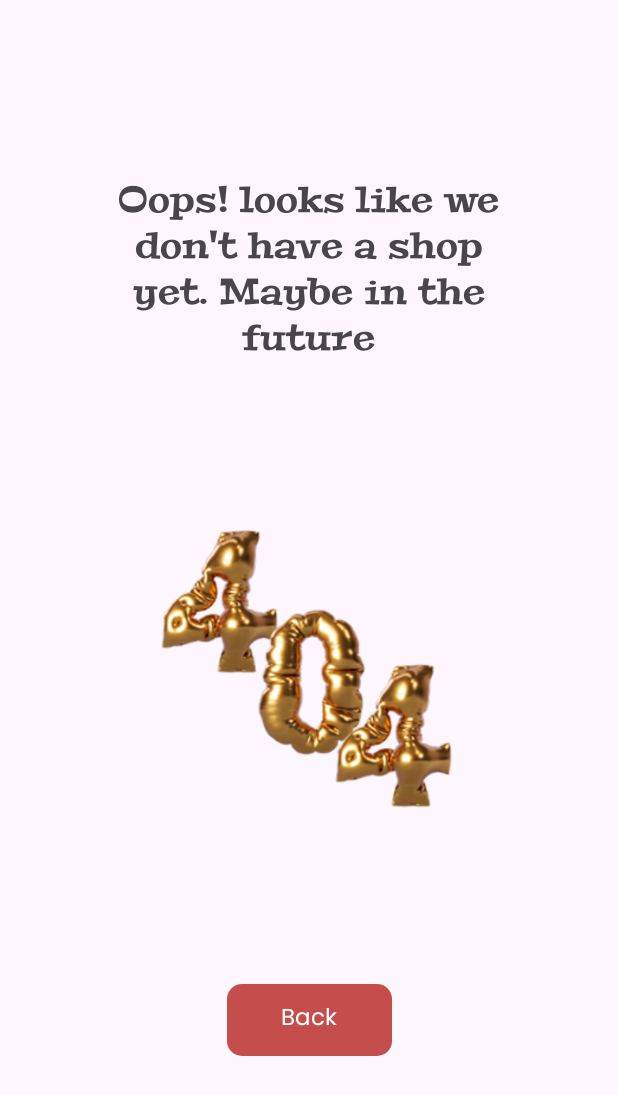
After one commit to ChiobiJason/TheOtherSide, an Android app: the Shop screen opened directly, with no data from a screen before it, on a phone screen of 412 x 824 dp. The commit adds this screen. Shown: the top 1095 px of the screen. Run offline under Robolectric (Android 15) with nearby library versions, the phone set to English and light mode, and no system bars.

Commit message:
Added Screen for shop

```diff
--- a/app/src/main/AndroidManifest.xml
+++ b/app/src/main/AndroidManifest.xml
@@ -12,9 +12,7 @@
         android:supportsRtl="true"
         android:theme="@style/Theme.TheOtherSide"
         tools:targetApi="31">
-        <activity
-            android:name=".ScreenGamePlay"
-            android:exported="false" />
+
         <activity
             android:name=".Screen1"
             android:exported="true">
@@ -36,6 +34,9 @@
         <activity
             android:name=".Tutorial"
             android:exported="false" />
+        <activity
+            android:name=".Shop"
+            android:exported="false"/>
     </application>
 
 </manifest>
--- a/app/src/main/java/com/example/theotherside/ScreenHighScore.java
+++ b/app/src/main/java/com/example/theotherside/ScreenHighScore.java
@@ -2,27 +2,23 @@ package com.example.theotherside;
 
 import android.content.Intent;
 import android.os.Bundle;
-import android.widget.Button;
 import android.widget.ImageButton;
-
-import androidx.activity.EdgeToEdge;
 import androidx.appcompat.app.AppCompatActivity;
-import androidx.core.graphics.Insets;
-import androidx.core.view.ViewCompat;
-import androidx.core.view.WindowInsetsCompat;
 
 public class ScreenHighScore extends AppCompatActivity {
 
     @Override
     protected void onCreate(Bundle savedInstanceState) {
         super.onCreate(savedInstanceState);
-
         setContentView(R.layout.screen_high_score);
 
-        ImageButton startGameButton = findViewById(R.id.startGameButton);
+        ImageButton shopButton = findViewById(R.id.shopButton);
 
-        startGameButton.setOnClickListener(v -> {
-            // an Intent to start GamePlay
-        });
+        if (shopButton != null) {  // Null check to prevent crashes
+            shopButton.setOnClickListener(v -> {
+                Intent intent = new Intent(ScreenHighScore.this, Shop.class);
+                startActivity(intent);
+            });
+        }
     }
 }
--- /dev/null
+++ b/app/src/main/java/com/example/theotherside/Shop.java
@@ -0,0 +1,27 @@
+package com.example.theotherside;
+
+import android.content.Intent;
+import android.os.Bundle;
+import androidx.appcompat.app.AppCompatActivity;
+import android.view.View;
+import android.widget.Button;
+public class Shop extends AppCompatActivity {
+
+    @Override
+    protected void onCreate(Bundle savedInstanceState) {
+        super.onCreate(savedInstanceState);
+
+        setContentView(R.layout.screen_shop);
+        Button back = findViewById(R.id.backButton);
+
+        back.setOnClickListener(new View.OnClickListener() {
+            @Override
+            public void onClick(View v) {
+                // Navigate to the High Score screen
+                Intent intent = new Intent(Shop.this, ScreenHighScore.class);
+                startActivity(intent);
+                finish();
+            }
+        });
+    }
+}
--- a/app/src/main/res/layout/screen_high_score.xml
+++ b/app/src/main/res/layout/screen_high_score.xml
@@ -58,7 +58,7 @@
         app:layout_constraintVertical_bias="0.366" />
 
     <ImageButton
-        android:id="@+id/imageButton2"
+        android:id="@+id/shopButton"
         android:layout_width="192dp"
         android:layout_height="172dp"
         android:background="@drawable/rounded_button"
--- /dev/null
+++ b/app/src/main/res/layout/screen_shop.xml
@@ -0,0 +1,49 @@
+<?xml version="1.0" encoding="utf-8"?>
+<androidx.constraintlayout.widget.ConstraintLayout xmlns:android="http://schemas.android.com/apk/res/android"
+    xmlns:app="http://schemas.android.com/apk/res-auto"
+    xmlns:tools="http://schemas.android.com/tools"
+    android:layout_width="match_parent"
+    android:layout_height="match_parent">
+
+    <TextView
+        android:id="@+id/textView9"
+        android:layout_width="264dp"
+        android:layout_height="139dp"
+        android:fontFamily="@font/peralta"
+        android:text="@string/oops_looks_like_we_don_t_have_a_shop_yet_maybe_in_the_future"
+        android:textAlignment="center"
+        android:textSize="24sp"
+        app:layout_constraintBottom_toTopOf="@+id/imageView2"
+        app:layout_constraintEnd_toEndOf="parent"
+        app:layout_constraintHorizontal_bias="0.496"
+        app:layout_constraintStart_toStartOf="parent"
+        app:layout_constraintTop_toTopOf="parent"
+        app:layout_constraintVertical_bias="0.905" />
+
+    <Button
+        android:id="@+id/backButton"
+        android:layout_width="wrap_content"
+        android:layout_height="wrap_content"
+        android:layout_marginBottom="120dp"
+        android:background="@drawable/play_now_button"
+        android:fontFamily="@font/poppins"
+        android:paddingHorizontal="36sp"
+        android:text="@string/back"
+        android:textColor="@color/white"
+        android:textSize="15sp"
+        app:backgroundTint="@null"
+        app:layout_constraintBottom_toBottomOf="parent"
+        app:layout_constraintEnd_toEndOf="parent"
+        app:layout_constraintStart_toStartOf="parent" />
+
+    <ImageView
+        android:id="@+id/imageView2"
+        android:layout_width="325dp"
+        android:layout_height="339dp"
+        app:layout_constraintBottom_toTopOf="@+id/backButton"
+        app:layout_constraintEnd_toEndOf="parent"
+        app:layout_constraintStart_toStartOf="parent"
+        app:layout_constraintTop_toTopOf="parent"
+        app:layout_constraintVertical_bias="0.848"
+        app:srcCompat="@drawable/errorimage" />
+</androidx.constraintlayout.widget.ConstraintLayout>
--- a/app/src/main/res/values/strings.xml
+++ b/app/src/main/res/values/strings.xml
@@ -4,4 +4,6 @@
     <string name="play_now">Play</string>
     <string name="score">Score:</string>
     <string name="coins">Coins:</string>
+    <string name="back">Back</string>
+    <string name="oops_looks_like_we_don_t_have_a_shop_yet_maybe_in_the_future">Oops! looks like we don\'t have a shop yet. Maybe in the future</string>
 </resources>
```
Also changed, not shown: app/src/main/res/drawable/errorimage.png (added).
